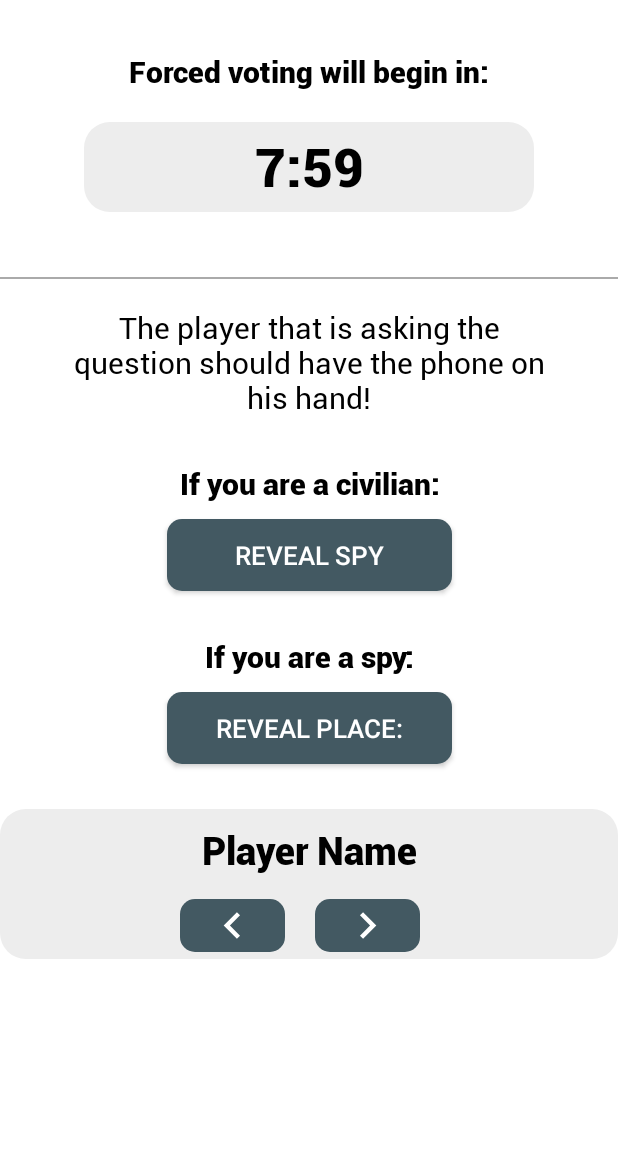
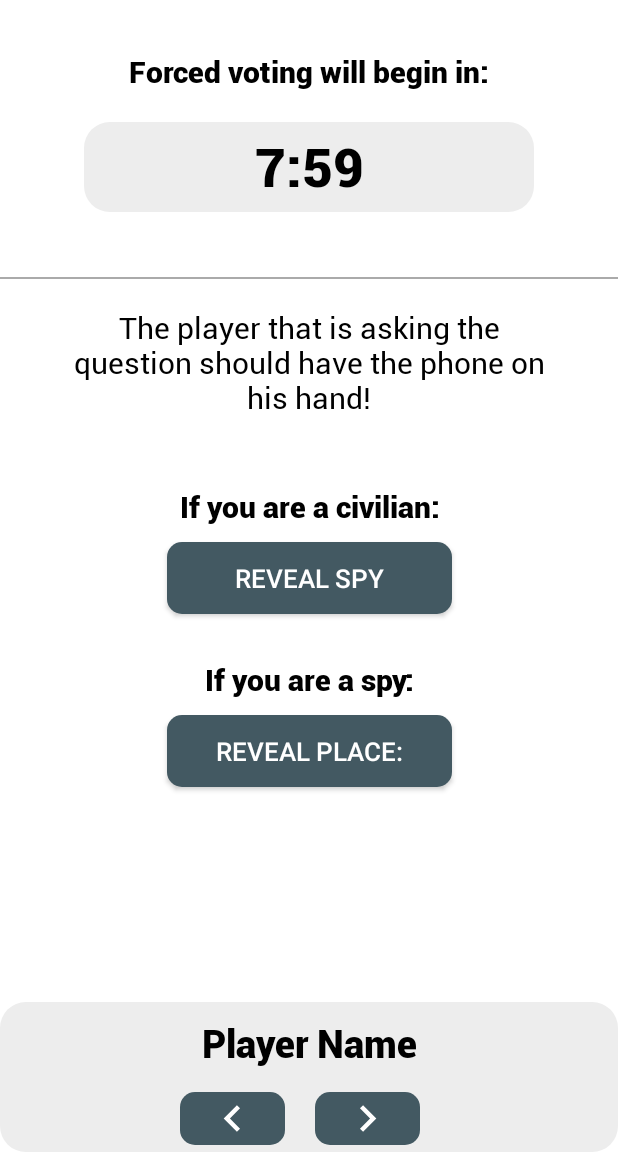
Before and after one commit to GuilhermeTeixeira13/SPYFALL-UBI, an Android app: the GameONActivity screen opened directly, with no data from a screen before it, on a phone screen of 412 x 824 dp, the part 84-1236 px from its top. Run offline under Robolectric (Android 15) with nearby library versions, the phone set to English and light mode, and no system bars; 2 statements that could not run were skipped.

Commit message:
Resolução de bugs e finalizar traduções

```diff
--- a/SpyfallUBI/app/src/main/java/pt/ubi/di/pmd/spyfall_ubi/GameONActivity.java
+++ b/SpyfallUBI/app/src/main/java/pt/ubi/di/pmd/spyfall_ubi/GameONActivity.java
@@ -156,7 +156,7 @@ public class GameONActivity extends AppCompatActivity {
             goToReavealSpyIntent.putExtra("PLAYERS_COMPLETED", playersCompleted);
             startActivity(goToReavealSpyIntent);
         } else {
-            Toast.makeText(GameONActivity.this, "A non-spie tried to reveal the rounds location! Game reset!",
+            Toast.makeText(GameONActivity.this, getResources().getString(R.string.nonSpyRevealLocation),
                     Toast.LENGTH_LONG).show();
 
             goToLobby(getWindow().getDecorView());
@@ -178,7 +178,7 @@ public class GameONActivity extends AppCompatActivity {
         if(playerPlaying < 0)
             playerPlaying = playersActive.size() - 1;
 
-        TxtViewPlayer.setText("Playing: "+ playersActive.get(playerPlaying).getName());
+        TxtViewPlayer.setText(getResources().getString(R.string.playing)+ " " + playersActive.get(playerPlaying).getName());
     }
 
     // Select next player by clicking on a button
@@ -188,6 +188,6 @@ public class GameONActivity extends AppCompatActivity {
         if(playerPlaying >= playersActive.size())
             playerPlaying = 0;
 
-        TxtViewPlayer.setText("Playing: "+ playersActive.get(playerPlaying).getName());
+        TxtViewPlayer.setText(getResources().getString(R.string.playing)+ " " + playersActive.get(playerPlaying).getName());
     }
 }
--- a/SpyfallUBI/app/src/main/java/pt/ubi/di/pmd/spyfall_ubi/LobbyActivity.java
+++ b/SpyfallUBI/app/src/main/java/pt/ubi/di/pmd/spyfall_ubi/LobbyActivity.java
@@ -187,6 +187,7 @@ public class LobbyActivity extends AppCompatActivity {
             players.add(new Player(EditTextPlayerName.getText().toString(), 0, 0));
             adapter.notifyDataSetChanged();
             updateNumberOfSpies();
+            EditTextPlayerName.getText().clear();
         }
     }
 
--- a/SpyfallUBI/app/src/main/res/layout/activity_gameon.xml
+++ b/SpyfallUBI/app/src/main/res/layout/activity_gameon.xml
@@ -89,7 +89,7 @@
         android:id="@+id/textViewIfCivilian"
         android:layout_width="match_parent"
         android:layout_height="wrap_content"
-        android:layout_marginTop="30dp"
+        android:layout_marginTop="45dp"
         android:layout_marginLeft="45dp"
         android:layout_marginRight="45dp"
         android:fontFamily="@font/roboto_black"
@@ -159,7 +159,7 @@
         app:layout_constraintEnd_toEndOf="parent"
         app:layout_constraintHorizontal_bias="0.5"
         app:layout_constraintStart_toStartOf="parent"
-        app:layout_constraintTop_toBottomOf="@+id/BtnRevealCivilan" />
+        app:layout_constraintBottom_toBottomOf="parent" />
 
     <TextView
         android:id="@+id/textViewWhosPlaying"
--- a/SpyfallUBI/app/src/main/res/values/strings.xml
+++ b/SpyfallUBI/app/src/main/res/values/strings.xml
@@ -84,4 +84,6 @@
     <string name="nameAlreadyExists">This name already exists! Please choose another one.</string>
     <string name="draw1">Draw on the votes! Vote again!</string>
     <string name="draw2">Draw on the votes! Keep playing!</string>
+    <string name="nonSpyRevealLocation">A non-spie tried to reveal the rounds location! Game reset!</string>
+    <string name="playing">Playing:</string>
     </resources>
```
Also changed, not shown: 1 other file.
